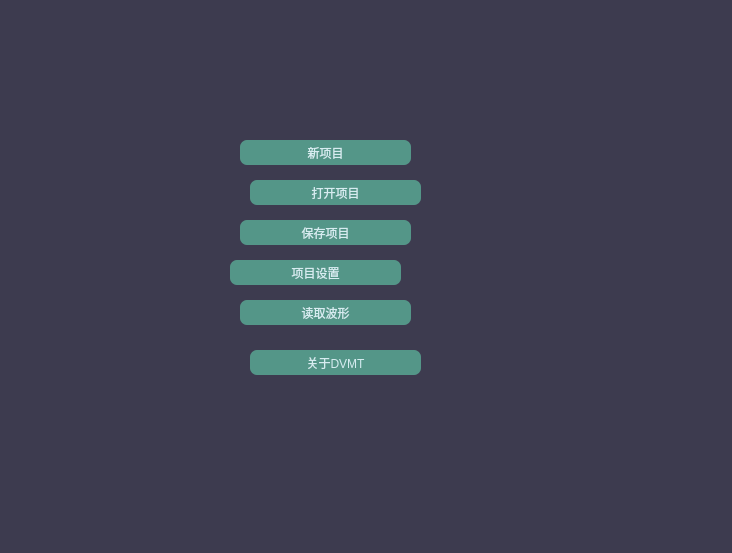
Old version of the form DVMT/menu.ui in the repository FangCunWuChang/DeepVocal-Mark-Tool.
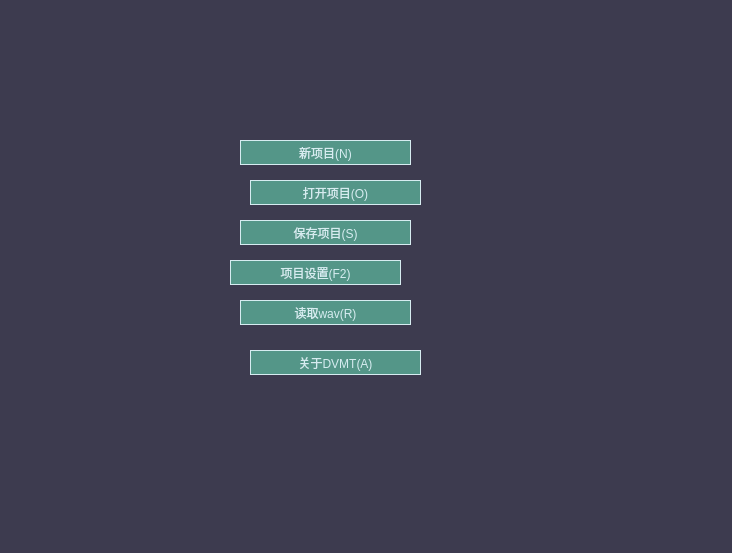
New version of the form. Icons and pictures are not drawn.

```diff
--- a/DVMT/menu.ui
+++ b/DVMT/menu.ui
@@ -45,14 +45,14 @@
     <string notr="true">QPushButton{
 	color:rgb(214,236,240);
 	background-color: rgb(84,150,136);
-	border: 0px solid rgb(214,236,240);
-	border-radius:7px;
+	border: 1px solid rgb(214,236,240);
+	border-radius:0px;
 }
 QPushButton:disabled{
-border:0px solid rgb(214,236,240);
+border:1px solid rgb(214,236,240);
 background-color: rgb(61,59,79);
 color:  rgb(100,100,100);
-border-radius:7px;
+border-radius:0px;
 }
 QPushButton:pressed{
 	color: rgb(84,150,136);
@@ -62,7 +62,7 @@
 }</string>
    </property>
    <property name="text">
-    <string>新项目</string>
+    <string>新项目(N)</string>
    </property>
    <property name="shortcut">
     <string>Ctrl+N</string>
@@ -84,14 +84,14 @@
     <string notr="true">QPushButton{
 	color:rgb(214,236,240);
 	background-color: rgb(84,150,136);
-	border: 0px solid rgb(214,236,240);
-	border-radius:7px;
+	border: 1px solid rgb(214,236,240);
+	border-radius:0px;
 }
 QPushButton:disabled{
-border:0px solid rgb(214,236,240);
+border:1px solid rgb(214,236,240);
 background-color: rgb(61,59,79);
 color:  rgb(100,100,100);
-border-radius:7px;
+border-radius:0px;
 }
 QPushButton:pressed{
 	color: rgb(84,150,136);
@@ -101,7 +101,7 @@
 }</string>
    </property>
    <property name="text">
-    <string>打开项目</string>
+    <string>打开项目(O)</string>
    </property>
    <property name="shortcut">
     <string>Ctrl+O</string>
@@ -123,14 +123,14 @@
     <string notr="true">QPushButton{
 	color:rgb(214,236,240);
 	background-color: rgb(84,150,136);
-	border: 0px solid rgb(214,236,240);
-	border-radius:7px;
+	border: 1px solid rgb(214,236,240);
+	border-radius:0px;
 }
 QPushButton:disabled{
-border:0px solid rgb(214,236,240);
+border:1px solid rgb(214,236,240);
 background-color: rgb(61,59,79);
 color:  rgb(100,100,100);
-border-radius:7px;
+border-radius:0px;
 }
 QPushButton:pressed{
 	color: rgb(84,150,136);
@@ -140,7 +140,7 @@
 }</string>
    </property>
    <property name="text">
-    <string>保存项目</string>
+    <string>保存项目(S)</string>
    </property>
    <property name="shortcut">
     <string>Ctrl+S</string>
@@ -162,14 +162,14 @@
     <string notr="true">QPushButton{
 	color:rgb(214,236,240);
 	background-color: rgb(84,150,136);
-	border: 0px solid rgb(214,236,240);
-	border-radius:7px;
+	border: 1px solid rgb(214,236,240);
+	border-radius:0px;
 }
 QPushButton:disabled{
-border:0px solid rgb(214,236,240);
+border:1px solid rgb(214,236,240);
 background-color: rgb(61,59,79);
 color:  rgb(100,100,100);
-border-radius:7px;
+border-radius:0px;
 }
 QPushButton:pressed{
 	color: rgb(84,150,136);
@@ -179,7 +179,7 @@
 }</string>
    </property>
    <property name="text">
-    <string>项目设置</string>
+    <string>项目设置(F2)</string>
    </property>
    <property name="shortcut">
     <string>F2</string>
@@ -201,14 +201,14 @@
     <string notr="true">QPushButton{
 	color:rgb(214,236,240);
 	background-color: rgb(84,150,136);
-	border: 0px solid rgb(214,236,240);
-	border-radius:7px;
+	border: 1px solid rgb(214,236,240);
+	border-radius:0px;
 }
 QPushButton:disabled{
-border:0px solid rgb(214,236,240);
+border:1px solid rgb(214,236,240);
 background-color: rgb(61,59,79);
 color:  rgb(100,100,100);
-border-radius:7px;
+border-radius:0px;
 }
 QPushButton:pressed{
 	color: rgb(84,150,136);
@@ -218,7 +218,7 @@
 }</string>
    </property>
    <property name="text">
-    <string>读取波形</string>
+    <string>读取wav(R)</string>
    </property>
    <property name="shortcut">
     <string>Ctrl+R</string>
@@ -240,14 +240,14 @@
     <string notr="true">QPushButton{
 	color:rgb(214,236,240);
 	background-color: rgb(84,150,136);
-	border: 0px solid rgb(214,236,240);
-	border-radius:7px;
+	border: 1px solid rgb(214,236,240);
+	border-radius:0px;
 }
 QPushButton:disabled{
-border:0px solid rgb(214,236,240);
+border:1px solid rgb(214,236,240);
 background-color: rgb(61,59,79);
 color:  rgb(100,100,100);
-border-radius:7px;
+border-radius:0px;
 }
 QPushButton:pressed{
 	color: rgb(84,150,136);
@@ -257,7 +257,7 @@
 }</string>
    </property>
    <property name="text">
-    <string>关于DVMT</string>
+    <string>关于DVMT(A)</string>
    </property>
    <property name="shortcut">
     <string>Ctrl+A</string>
```
Left out of the diff: 24 changed lines with no effect on the pictures.
